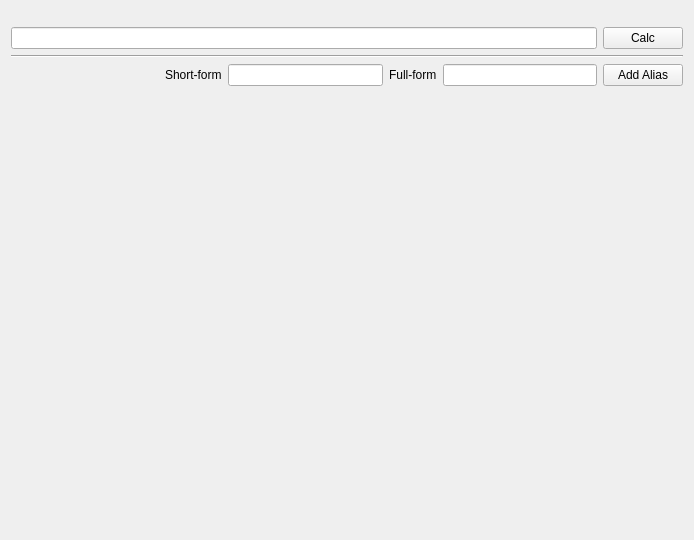
The window that src/molcalcwidgetbase.ui (KDE/kalzium) describes before a commit, drawn with Qt 5.
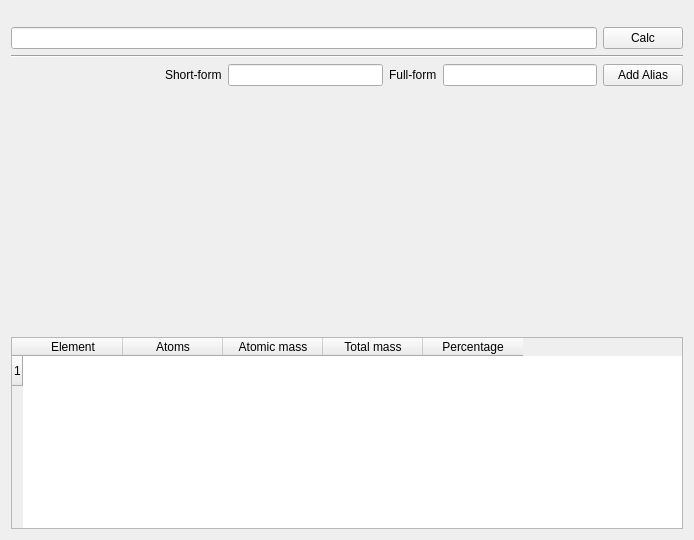
The same window after the commit. Custom widgets are drawn as their Qt base class.

Commit message: Fixing bugs and making the UI of the massCalculator cleaner.

Patch:
```diff
--- a/src/molcalcwidgetbase.ui
+++ b/src/molcalcwidgetbase.ui
@@ -112,20 +112,24 @@
     </widget>
    </item>
    <item>
-    <spacer>
-     <property name="orientation">
-      <enum>Qt::Vertical</enum>
+    <widget class="QLabel" name="resultLabel">
+     <property name="text">
+      <string/>
      </property>
-     <property name="sizeType">
-      <enum>QSizePolicy::MinimumExpanding</enum>
+     <property name="wordWrap">
+      <bool>true</bool>
      </property>
-     <property name="sizeHint" stdset="0">
-      <size>
-       <width>41</width>
-       <height>131</height>
-      </size>
+    </widget>
+   </item>
+   <item>
+    <widget class="QLabel" name="resultMass">
+     <property name="text">
+      <string/>
      </property>
-    </spacer>
+     <property name="wordWrap">
+      <bool>true</bool>
+     </property>
+    </widget>
    </item>
    <item>
     <widget class="QLabel" name="resultComposition">
@@ -152,23 +156,64 @@
     </widget>
    </item>
    <item>
-    <widget class="QLabel" name="resultLabel">
-     <property name="text">
-      <string/>
+    <spacer>
+     <property name="orientation">
+      <enum>Qt::Vertical</enum>
      </property>
-     <property name="wordWrap">
-      <bool>true</bool>
+     <property name="sizeType">
+      <enum>QSizePolicy::MinimumExpanding</enum>
      </property>
-    </widget>
+     <property name="sizeHint" stdset="0">
+      <size>
+       <width>41</width>
+       <height>131</height>
+      </size>
+     </property>
+    </spacer>
    </item>
    <item>
-    <widget class="QLabel" name="resultMass">
-     <property name="text">
-      <string/>
+    <widget class="QTableWidget" name="table">
+     <property name="showGrid">
+      <bool>false</bool>
      </property>
-     <property name="wordWrap">
-      <bool>true</bool>
+     <property name="rowCount">
+      <number>1</number>
      </property>
+     <property name="columnCount">
+      <number>5</number>
+     </property>
+     <attribute name="horizontalHeaderHighlightSections">
+      <bool>true</bool>
+     </attribute>
+     <attribute name="horizontalHeaderHighlightSections">
+      <bool>true</bool>
+     </attribute>
+     <row/>
+     <column>
+      <property name="text">
+       <string>Element</string>
+      </property>
+     </column>
+     <column>
+      <property name="text">
+       <string>Atoms</string>
+      </property>
+     </column>
+     <column>
+      <property name="text">
+       <string>Atomic mass</string>
+      </property>
+     </column>
+     <column>
+      <property name="text">
+       <string>Total mass</string>
+      </property>
+     </column>
+     <column>
+      <property name="text">
+       <string>Percentage</string>
+      </property>
+     </column>
     </widget>
    </item>
   </layout>
```
The commit also changes 2 other files.
